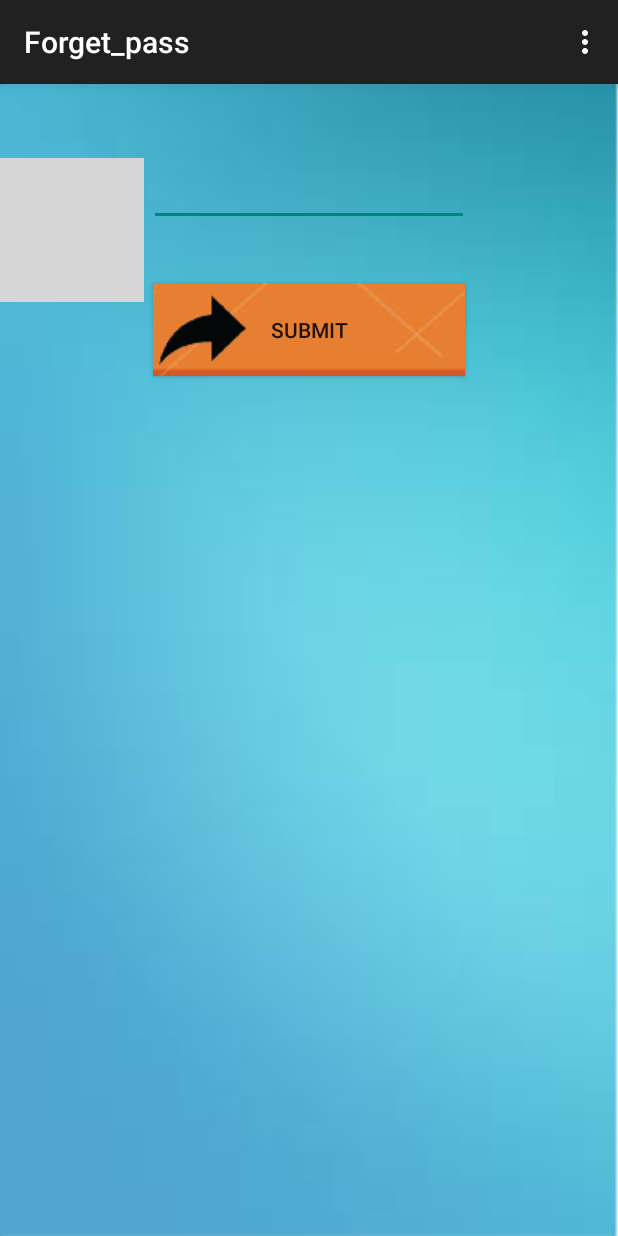
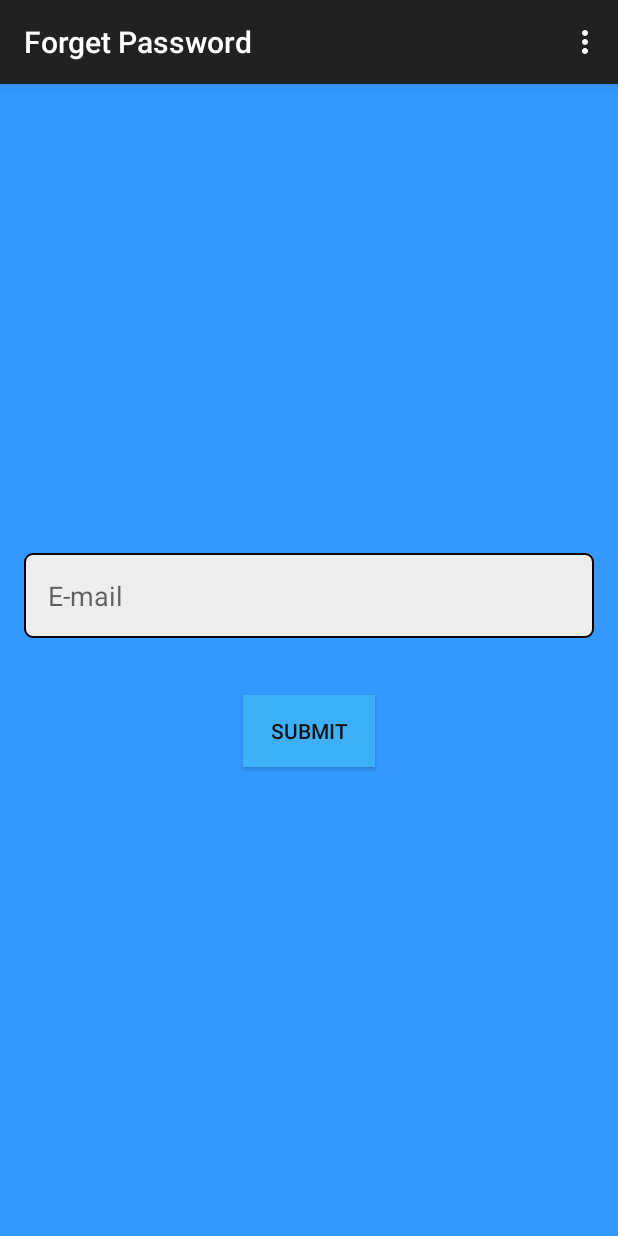
Before and after one commit to onezero10/project, an Android app: the Forget_pass screen opened directly, with no data from a screen before it, on a phone screen of 412 x 824 dp. Run offline under Robolectric (Android 15) with nearby library versions, the phone set to English and light mode, and no system bars; grey boxes are pictures that could not be loaded.

Commit message:
change UI

```diff
--- /dev/null
+++ b/Running/app/src/main/res/drawable/fieldshape.xml
@@ -0,0 +1,14 @@
+<?xml version="1.0" encoding="utf-8"?>
+<shape xmlns:android="http://schemas.android.com/apk/res/android"
+        android:shape="rectangle">
+        <solid android:color="#EEEEEE" />
+
+        <stroke android:width="1dip" android:color="#110000" />
+        <corners
+            android:bottomLeftRadius="5dp"
+            android:bottomRightRadius="5dp"
+            android:topLeftRadius="5dp"
+            android:topRightRadius="5dp" />
+
+
+</shape>
--- a/Running/app/src/main/res/layout/activity_forget_pass.xml
+++ b/Running/app/src/main/res/layout/activity_forget_pass.xml
@@ -1,41 +1,29 @@
 <RelativeLayout xmlns:android="http://schemas.android.com/apk/res/android"
     xmlns:tools="http://schemas.android.com/tools" android:layout_width="match_parent"
     android:layout_height="match_parent"
+    android:background="#3399ff"
     tools:context="com.ce.nutchakhun.running.Forget_pass">
 
-    <ImageView
-        android:layout_width="wrap_content"
-        android:layout_height="wrap_content"
-        android:id="@+id/imageView"
-        android:background="@drawable/bg"
-        android:layout_alignParentTop="true"
-        android:layout_alignParentLeft="true"
-        android:layout_alignParentStart="true"
-        android:layout_alignParentBottom="true"
-        android:layout_alignParentEnd="false"
-        android:layout_alignParentRight="true" />
+
+    <LinearLayout
+        android:layout_width="match_parent"
+        android:layout_height="280dp"
+        android:orientation="vertical"
+        android:padding="16dp"
+        android:gravity="center"
+        android:layout_centerInParent="true"
+        >
+
+        <EditText
+            android:layout_width="match_parent"
+            android:layout_height="wrap_content"
+            android:background="@drawable/fieldshape"
+            android:padding="16dp"
+            android:id="@+id/password"
+            android:inputType="textEmailAddress"
+            android:hint="@string/E_mail"/>
 
 
-    <EditText
-        android:layout_width="wrap_content"
-        android:layout_height="wrap_content"
-        android:inputType="textEmailAddress"
-        android:ems="10"
-        android:id="@+id/editText8"
-        android:layout_marginTop="49dp"
-        android:layout_alignParentTop="true"
-        android:layout_centerHorizontal="true" />
-
-    <TextView
-        android:layout_width="wrap_content"
-        android:layout_height="wrap_content"
-        android:textAppearance="?android:attr/textAppearanceLarge"
-        android:text="  E-Mail:  "
-        android:id="@+id/textView"
-        android:background="@drawable/box"
-        android:layout_alignTop="@+id/editText8"
-        android:layout_alignParentLeft="true"
-        android:layout_alignParentStart="true" />
 
     <Button
         android:layout_width="wrap_content"
@@ -45,6 +33,8 @@
         android:layout_marginTop="38dp"
         android:layout_below="@+id/editText8"
         android:layout_centerHorizontal="true"
-        android:background="@drawable/submit"/>
+        android:background="#ff3eaff9"
+        android:textColor="#111111"/>
+    </LinearLayout>
 
 </RelativeLayout>
--- a/Running/app/src/main/res/layout/activity_register.xml
+++ b/Running/app/src/main/res/layout/activity_register.xml
@@ -2,7 +2,7 @@
 <RelativeLayout xmlns:android="http://schemas.android.com/apk/res/android"
     android:layout_width="match_parent"
     android:layout_height="match_parent"
-    android:background="@drawable/bgmin"
+    android:background="#3399ff"
     >
 
 
--- a/Running/app/src/main/res/layout/splash_screen.xml
+++ b/Running/app/src/main/res/layout/splash_screen.xml
@@ -1,10 +1,10 @@
 <?xml version="1.0" encoding="utf-8"?>
 <LinearLayout xmlns:android="http://schemas.android.com/apk/res/android"
-    android:layout_width="fill_parent" android:layout_height="fill_parent">
+    android:layout_width="wrap_content" android:layout_height="wrap_content">
 
     <ImageView
-        android:layout_width="fill_parent"
-        android:layout_height="fill_parent"
+        android:layout_width="match_parent"
+        android:layout_height="match_parent"
         android:id="@+id/imageView"
         android:src="@drawable/splashscreenmin" />
 </LinearLayout>
```
Also changed, not shown: Running/app/src/main/java/com/ce/nutchakhun/running/Login.java (+4 -3 lines), Running/app/src/main/res/layout/activity_food.xml (+3 -9 lines), Running/app/src/main/res/layout/activity_goal.xml (+3 -12 lines), Running/app/src/main/res/layout/activity_login.xml (+56 -64 lines), Running/app/src/main/res/layout/activity_main.xml (+12 -21 lines), Running/app/src/main/res/layout/activity_workout.xml (+2 -12 lines), Running/app/src/main/res/values/strings.xml (+6 -1 lines).
